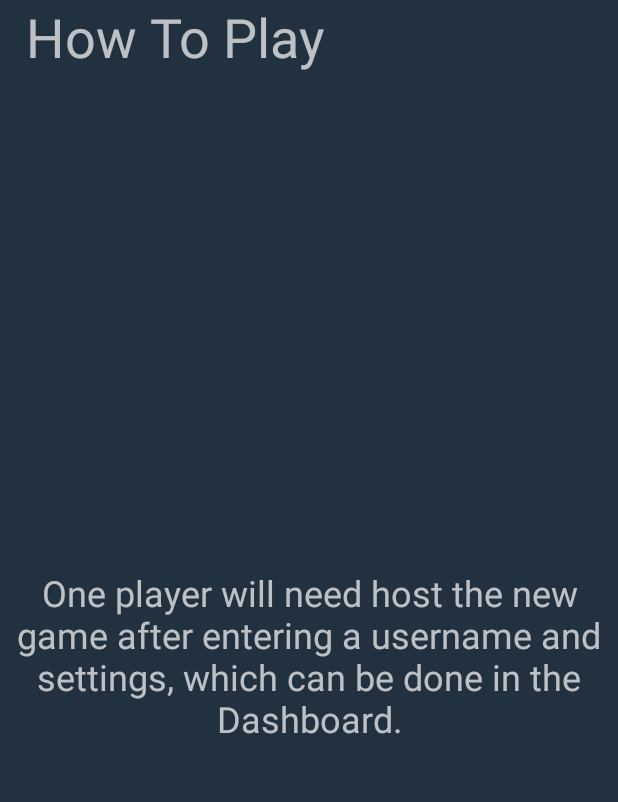
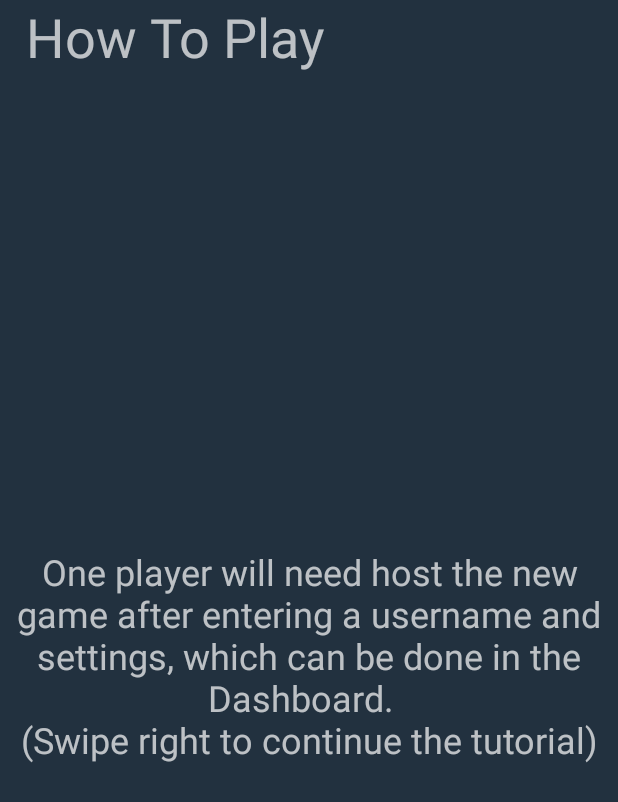
Before and after one commit to MarkTKnapp/DuckHacks2017, an Android app: the screen it shows after launch (TutorialActivity), on a phone screen of 412 x 824 dp. Shown: the top 802 px of the screen. Run offline under Robolectric (Android 15) with nearby library versions, the phone set to English and light mode, and no system bars; plain views replace SlidingSplashView.

Commit message:
Fixed small tutorial issue.

```diff
--- a/Manhunt/app/src/main/java/io/github/marktknapp/manhunt/TeamScreenActivity.java
+++ b/Manhunt/app/src/main/java/io/github/marktknapp/manhunt/TeamScreenActivity.java
@@ -12,6 +12,7 @@ import android.support.v7.app.AppCompatActivity;
 import android.support.v7.widget.Toolbar;
 import android.util.Log;
 import android.view.View;
+import android.widget.Button;
 import android.widget.TextView;
 
 import java.io.IOException;
--- a/Manhunt/app/src/main/java/io/github/marktknapp/manhunt/TutorialActivity.java
+++ b/Manhunt/app/src/main/java/io/github/marktknapp/manhunt/TutorialActivity.java
@@ -43,7 +43,7 @@ public class TutorialActivity extends FragmentActivity  {
         mPagerAdapter = new ScreenSlidePagerAdapter(getSupportFragmentManager());
         mPager.setAdapter(mPagerAdapter);
 
-        tutorialMessages[0] = "One player will need host the new game after entering a username and settings, which can be done in the Dashboard.";
+        tutorialMessages[0] = "One player will need host the new game after entering a username and settings, which can be done in the Dashboard. \r\n(Swipe right to continue the tutorial)";
         tutorialMessages[1] = "To join the hosts' game, you will need the Game Code to join the hosts' game.";
         tutorialMessages[2] = "The host will select the boundaries of the game and everyone will select a Team to join.";
         tutorialMessages[3] = "You will have 2 minutes to run as far as you can!";
--- a/Manhunt/app/src/main/res/layout/activity_team_screen.xml
+++ b/Manhunt/app/src/main/res/layout/activity_team_screen.xml
@@ -46,4 +46,5 @@
         app:srcCompat="@drawable/start_button"
         app:backgroundTint="#22A7F0" />
 
+
 </android.support.design.widget.CoordinatorLayout>
```
